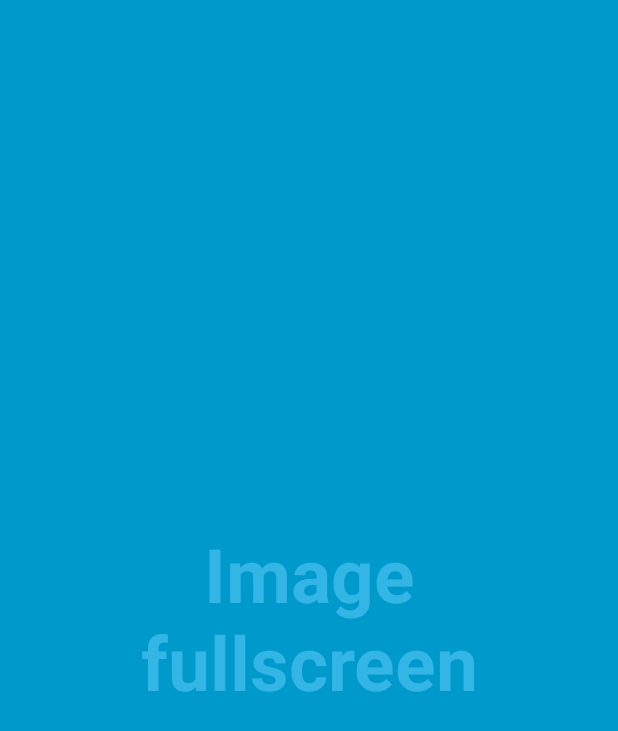
After one commit to Olegatorr/SecretFolder, an Android app: the FullscreenActivity screen opened directly, with no data from a screen before it, on a phone screen of 412 x 824 dp. The commit adds this screen. Shown: the top 731 px of the screen. Run offline under Robolectric (Android 15) with nearby library versions, the phone set to English and light mode, and no system bars.

Commit message:
added fullscreen 1/2

```diff
--- a/app/build.gradle
+++ b/app/build.gradle
@@ -31,6 +31,7 @@ dependencies {
     implementation 'androidx.constraintlayout:constraintlayout:1.1.3'
     implementation 'androidx.navigation:navigation-fragment:2.0.0'
     implementation 'androidx.navigation:navigation-ui:2.0.0'
+    implementation 'androidx.legacy:legacy-support-v4:1.0.0'
     testImplementation 'junit:junit:4.12'
     androidTestImplementation 'androidx.test.ext:junit:1.1.1'
     androidTestImplementation 'androidx.test.espresso:espresso-core:3.2.0'
--- /dev/null
+++ b/app/src/main/java/ua/coursework/secretfolder/FullscreenActivity.java
@@ -0,0 +1,154 @@
+package ua.coursework.secretfolder;
+
+import android.annotation.SuppressLint;
+
+import androidx.appcompat.app.ActionBar;
+import androidx.appcompat.app.AppCompatActivity;
+
+import android.content.Intent;
+import android.graphics.Bitmap;
+import android.os.Bundle;
+import android.os.Handler;
+import android.util.Log;
+import android.view.MotionEvent;
+import android.view.View;
+import android.widget.ImageView;
+
+public class FullscreenActivity extends AppCompatActivity {
+
+    private static final boolean AUTO_HIDE = true;
+
+    private static final int AUTO_HIDE_DELAY_MILLIS = 3000;
+
+    private static final int UI_ANIMATION_DELAY = 300;
+    private final Handler mHideHandler = new Handler();
+    private View mContentView;
+    private final Runnable mHidePart2Runnable = new Runnable() {
+        @SuppressLint("InlinedApi")
+        @Override
+        public void run() {
+            mContentView.setSystemUiVisibility(View.SYSTEM_UI_FLAG_LOW_PROFILE
+                    | View.SYSTEM_UI_FLAG_FULLSCREEN
+                    | View.SYSTEM_UI_FLAG_LAYOUT_STABLE
+                    | View.SYSTEM_UI_FLAG_IMMERSIVE_STICKY
+                    | View.SYSTEM_UI_FLAG_LAYOUT_HIDE_NAVIGATION
+                    | View.SYSTEM_UI_FLAG_HIDE_NAVIGATION);
+        }
+    };
+    private View mControlsView;
+    private final Runnable mShowPart2Runnable = new Runnable() {
+        @Override
+        public void run() {
+            // Delayed display of UI elements
+            ActionBar actionBar = getSupportActionBar();
+            if (actionBar != null) {
+                actionBar.show();
+            }
+            mControlsView.setVisibility(View.VISIBLE);
+        }
+    };
+    private boolean mVisible;
+    private final Runnable mHideRunnable = new Runnable() {
+        @Override
+        public void run() {
+            hide();
+        }
+    };
+
+    private final View.OnTouchListener mDelayHideTouchListener = new View.OnTouchListener() {
+        @Override
+        public boolean onTouch(View view, MotionEvent motionEvent) {
+            switch (motionEvent.getAction()) {
+                case MotionEvent.ACTION_DOWN:
+                    if (AUTO_HIDE) {
+                        delayedHide(AUTO_HIDE_DELAY_MILLIS);
+                    }
+                    break;
+                case MotionEvent.ACTION_UP:
+                    view.performClick();
+                    break;
+                default:
+                    break;
+            }
+            return false;
+        }
+    };
+
+    @Override
+    protected void onCreate(Bundle savedInstanceState) {
+        super.onCreate(savedInstanceState);
+
+        setContentView(R.layout.activity_fullscreen);
+
+        mVisible = true;
+        mControlsView = findViewById(R.id.fullscreen_content_controls);
+        mContentView = findViewById(R.id.fullscreen_content);
+
+        // Set up the user interaction to manually show or hide the system UI.
+        mContentView.setOnClickListener(new View.OnClickListener() {
+            @Override
+            public void onClick(View view) {
+                toggle();
+            }
+        });
+
+        Intent intent = getIntent();
+        try {
+
+            // TODO : get bm
+            Bitmap bitmap = (Bitmap) intent.getParcelableExtra("Image");
+            ImageView imageView = findViewById(R.id.fullscreen_image);
+            imageView.setImageBitmap(bitmap);
+
+        }catch (NullPointerException e){
+            Log.e("Image", "NPE L103");
+        }
+
+        // Upon interacting with UI controls, delay any scheduled hide()
+        // operations to prevent the jarring behavior of controls going away
+        // while interacting with the UI.
+
+        // findViewById(R.id.dummy_button).setOnTouchListener(mDelayHideTouchListener);
+    }
+
+    @Override
+    protected void onPostCreate(Bundle savedInstanceState) {
+        super.onPostCreate(savedInstanceState);
+        delayedHide(100);
+    }
+
+    private void toggle() {
+        if (mVisible) {
+            hide();
+        } else {
+            show();
+        }
+    }
+
+    private void hide() {
+        ActionBar actionBar = getSupportActionBar();
+        if (actionBar != null) {
+            actionBar.hide();
+        }
+        mControlsView.setVisibility(View.GONE);
+        mVisible = false;
+
+        mHideHandler.removeCallbacks(mShowPart2Runnable);
+        mHideHandler.postDelayed(mHidePart2Runnable, UI_ANIMATION_DELAY);
+    }
+
+    private void show() {
+        // Show the system bar
+        mContentView.setSystemUiVisibility(View.SYSTEM_UI_FLAG_LAYOUT_FULLSCREEN
+                | View.SYSTEM_UI_FLAG_LAYOUT_HIDE_NAVIGATION);
+        mVisible = true;
+
+        mHideHandler.removeCallbacks(mHidePart2Runnable);
+        mHideHandler.postDelayed(mShowPart2Runnable, UI_ANIMATION_DELAY);
+    }
+
+    private void delayedHide(int delayMillis) {
+        mHideHandler.removeCallbacks(mHideRunnable);
+        mHideHandler.postDelayed(mHideRunnable, delayMillis);
+    }
+}
--- a/app/src/main/java/ua/coursework/secretfolder/fragments/LoginFragment.java
+++ b/app/src/main/java/ua/coursework/secretfolder/fragments/LoginFragment.java
@@ -65,8 +65,6 @@ public class LoginFragment extends Fragment {
             public void onClick(View view) {
                 try {
                     if (md5.md5Apache((passField.getText().toString())).equals(preferencesHandler.getValue(getContext(), "PIN", null))) {
-
-                        // TODO mark
                         Intent intent = new Intent(getContext(), GalleryActivity.class);
                         startActivity(intent);
                         getActivity().finish();
--- a/app/src/main/java/ua/coursework/secretfolder/fragments/ViewFragment.java
+++ b/app/src/main/java/ua/coursework/secretfolder/fragments/ViewFragment.java
@@ -53,6 +53,7 @@ public class ViewFragment extends Fragment {
     RecyclerView recyclerView;
     MyAdapter adapter;
     CryptoHandler cryptoHandler;
+    public AppCompatActivity activity;
 
     FloatingActionButton fabBtn;
 
@@ -76,7 +77,7 @@ public class ViewFragment extends Fragment {
         });
 
         Toolbar toolbar = view.findViewById(R.id.toolbar);
-        AppCompatActivity activity = (AppCompatActivity) getActivity();
+        activity = (AppCompatActivity) getActivity();
         activity.setSupportActionBar(toolbar);
 
         fabBtn = fab;
@@ -94,7 +95,7 @@ public class ViewFragment extends Fragment {
         recyclerView.setHasFixedSize(true);
         RecyclerView.LayoutManager layoutManager = new GridLayoutManager(getContext(),4);
         recyclerView.setLayoutManager(layoutManager);
-        adapter = new MyAdapter();
+        adapter = new MyAdapter(activity, getContext());
         recyclerView.setAdapter(adapter);
 
         permissionsHandler.checkPermissions(getActivity(), getContext());
--- a/app/src/main/res/layout/fragment_fullscreen.xml
+++ b/app/src/main/res/layout/activity_fullscreen.xml
@@ -1,14 +1,18 @@
 <?xml version="1.0" encoding="utf-8"?>
 <FrameLayout xmlns:android="http://schemas.android.com/apk/res/android"
+    xmlns:app="http://schemas.android.com/apk/res-auto"
     xmlns:tools="http://schemas.android.com/tools"
     android:layout_width="match_parent"
     android:layout_height="match_parent"
     android:background="#0099cc"
-    tools:context=".fragments.FullscreenFragment">
+    tools:context=".FullscreenActivity">
 
     <!-- The primary full-screen view. This can be replaced with whatever view
          is needed to present your content, e.g. VideoView, SurfaceView,
          TextureView, etc. -->
+
+    <!-- This FrameLayout insets its children based on system windows using
+         android:fitsSystemWindows. -->
     <FrameLayout
         android:layout_width="match_parent"
         android:layout_height="match_parent"
@@ -16,7 +20,7 @@
 
         <LinearLayout
             android:id="@+id/fullscreen_content_controls"
-            style="?android:attr/buttonBarStyle"
+            style="?metaButtonBarStyle"
             android:layout_width="match_parent"
             android:layout_height="wrap_content"
             android:layout_gravity="bottom|center_horizontal"
@@ -24,28 +28,26 @@
             android:orientation="horizontal"
             tools:ignore="UselessParent">
 
-            <Button
-                android:id="@+id/dummy_button"
-                style="?android:attr/buttonBarButtonStyle"
-                android:layout_width="0dp"
-                android:layout_height="wrap_content"
-                android:layout_weight="1"
-                android:text="@string/dummy_button" />
-
         </LinearLayout>
     </FrameLayout>
 
-    <!-- This FrameLayout insets its children based on system windows using
-         android:fitsSystemWindows. -->
     <TextView
         android:id="@+id/fullscreen_content"
         android:layout_width="match_parent"
         android:layout_height="match_parent"
         android:gravity="center"
         android:keepScreenOn="true"
-        android:text="@string/dummy_content"
+        android:text="@string/image_fullscreen"
         android:textColor="#33b5e5"
         android:textSize="50sp"
         android:textStyle="bold" />
 
+    <ImageView
+        android:id="@+id/fullscreen_image"
+        android:layout_width="wrap_content"
+        android:layout_height="wrap_content"
+        android:layout_gravity="center"
+        android:contentDescription="@string/image_fullscreen"
+        android:foregroundGravity="center" />
+
 </FrameLayout>
--- a/app/src/main/res/navigation/nav_graph.xml
+++ b/app/src/main/res/navigation/nav_graph.xml
@@ -31,9 +31,4 @@
             android:id="@+id/action_Setup_to_FirstFragment"
             app:destination="@id/FirstFragment" />
     </fragment>
-    <fragment
-        android:id="@+id/fullscreenFragment"
-        android:name="ua.coursework.secretfolder.fragments.FullscreenFragment"
-        android:label="fragment_fullscreen"
-        tools:layout="@layout/fragment_fullscreen" />
 </navigation>
--- a/app/src/main/res/values/strings.xml
+++ b/app/src/main/res/values/strings.xml
@@ -15,5 +15,7 @@
     <string name="confirm_pin">Confirm PIN</string>
     <string name="pin_set_up">PIN set up!</string>
     <string name="dummy_button">Dummy Button</string>
-    <string name="dummy_content">DUMMY\nCONTENT</string>
+    <string name="image_fullscreen">Image\nfullscreen</string>
+    <string name="loaded_image">Loaded Image</string>
+    <string name="title_activity_fullscreen">FullscreenActivity</string>
 </resources>
--- a/app/src/main/res/values/styles.xml
+++ b/app/src/main/res/values/styles.xml
@@ -19,4 +19,16 @@
 
     <style name="AppTheme.PopupOverlay" parent="ThemeOverlay.AppCompat.Light" />
 
+    <style name="FullscreenTheme" parent="AppTheme">
+        <item name="android:actionBarStyle">@style/FullscreenActionBarStyle</item>
+        <item name="android:windowActionBarOverlay">true</item>
+        <item name="android:windowBackground">@null</item>
+        <item name="metaButtonBarStyle">?android:attr/buttonBarStyle</item>
+        <item name="metaButtonBarButtonStyle">?android:attr/buttonBarButtonStyle</item>
+    </style>
+
+    <style name="FullscreenActionBarStyle" parent="Widget.AppCompat.ActionBar">
+        <item name="android:background">@color/black_overlay</item>
+    </style>
+
 </resources>
```
Also changed, not shown: app/src/main/AndroidManifest.xml (+6 -1 lines), app/src/main/java/ua/coursework/secretfolder/GalleryActivity.java (+4 -7 lines), app/src/main/java/ua/coursework/secretfolder/fragments/FullscreenFragment.java (deleted, +0 -225 lines), app/src/main/java/ua/coursework/secretfolder/utils/MyAdapter.java (+29 -1 lines), app/src/main/res/layout/gallery_item.xml (+6 -2 lines), app/src/main/res/values/attrs.xml (added, +12 -0 lines).
